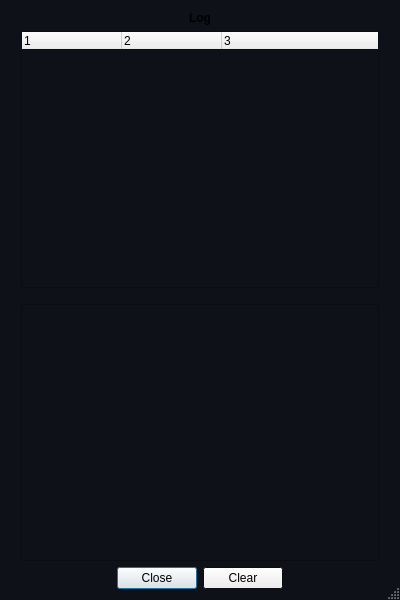
Above: log.ui from mikaelsundell/automator before the change. Below: the same form after it.
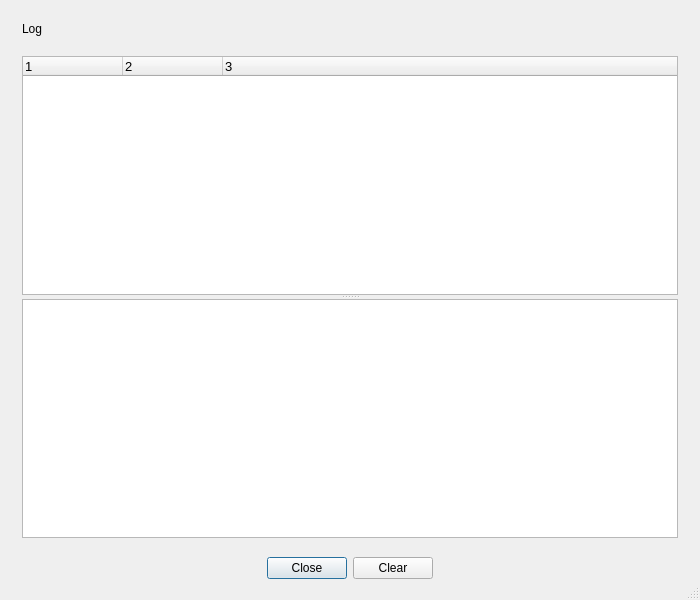
That is the form after the change.

Diff of the .ui file:
```diff
--- a/log.ui
+++ b/log.ui
@@ -9,7 +9,7 @@
    <rect>
     <x>0</x>
     <y>0</y>
-    <width>400</width>
+    <width>700</width>
     <height>600</height>
    </rect>
   </property>
@@ -25,108 +25,94 @@
     <height>600</height>
    </size>
   </property>
-  <property name="palette">
-   <palette>
-    <active>
-     <colorrole role="Base">
-      <brush brushstyle="SolidPattern">
-       <color alpha="255">
-        <red>14</red>
-        <green>17</green>
-        <blue>23</blue>
-       </color>
-      </brush>
-     </colorrole>
-     <colorrole role="Window">
-      <brush brushstyle="SolidPattern">
-       <color alpha="255">
-        <red>14</red>
-        <green>17</green>
-        <blue>23</blue>
-       </color>
-      </brush>
-     </colorrole>
-    </active>
-    <inactive>
-     <colorrole role="Base">
-      <brush brushstyle="SolidPattern">
-       <color alpha="255">
-        <red>14</red>
-        <green>17</green>
-        <blue>23</blue>
-       </color>
-      </brush>
-     </colorrole>
-     <colorrole role="Window">
-      <brush brushstyle="SolidPattern">
-       <color alpha="255">
-        <red>14</red>
-        <green>17</green>
-        <blue>23</blue>
-       </color>
-      </brush>
-     </colorrole>
-    </inactive>
-    <disabled>
-     <colorrole role="Base">
-      <brush brushstyle="SolidPattern">
-       <color alpha="255">
-        <red>14</red>
-        <green>17</green>
-        <blue>23</blue>
-       </color>
-      </brush>
-     </colorrole>
-     <colorrole role="Window">
-      <brush brushstyle="SolidPattern">
-       <color alpha="255">
-        <red>14</red>
-        <green>17</green>
-        <blue>23</blue>
-       </color>
-      </brush>
-     </colorrole>
-    </disabled>
-   </palette>
-  </property>
   <property name="windowTitle">
    <string/>
   </property>
   <property name="sizeGripEnabled">
    <bool>true</bool>
   </property>
-  <layout class="QVBoxLayout" name="verticalLayout_2">
-   <item>
     <layout class="QVBoxLayout" name="verticalLayout">
+   <property name="spacing">
+    <number>0</number>
+   </property>
      <property name="leftMargin">
-      <number>10</number>
-     </property>
+    <number>12</number>
+   </property>
+   <property name="topMargin">
+    <number>12</number>
+   </property>
      <property name="rightMargin">
-      <number>10</number>
-     </property>
+    <number>12</number>
+   </property>
+   <property name="bottomMargin">
+    <number>12</number>
+   </property>
      <item>
-      <widget class="QLabel" name="label_2">
-       <property name="sizePolicy">
-        <sizepolicy hsizetype="Preferred" vsizetype="Preferred">
-         <horstretch>0</horstretch>
-         <verstretch>0</verstretch>
-        </sizepolicy>
-       </property>
-       <property name="font">
-        <font>
-         <bold>true</bold>
-        </font>
-       </property>
+    <widget class="QWidget" name="logBar" native="true">
+     <property name="minimumSize">
+      <size>
+       <width>0</width>
+       <height>0</height>
+      </size>
+     </property>
+     <layout class="QHBoxLayout" name="horizontalLayout">
+      <property name="spacing">
+       <number>0</number>
+      </property>
+      <property name="leftMargin">
+       <number>10</number>
+      </property>
+      <property name="topMargin">
+       <number>10</number>
+      </property>
+      <property name="rightMargin">
+       <number>10</number>
+      </property>
+      <property name="bottomMargin">
+       <number>10</number>
+      </property>
+      <item>
+       <widget class="QLabel" name="label">
        <property name="text">
         <string>Log</string>
        </property>
-       <property name="alignment">
-        <set>Qt::AlignCenter</set>
-       </property>
-      </widget>
-     </item>
+       </widget>
+      </item>
+     </layout>
+    </widget>
+   </item>
      <item>
+    <widget class="QWidget" name="logWidget" native="true">
+     <layout class="QVBoxLayout" name="verticalLayout_2">
+      <property name="spacing">
+       <number>0</number>
+      </property>
+      <property name="leftMargin">
+       <number>10</number>
+      </property>
+      <property name="topMargin">
+       <number>10</number>
+      </property>
+      <property name="rightMargin">
+       <number>10</number>
+      </property>
+      <property name="bottomMargin">
+       <number>10</number>
+      </property>
+      <item>
+       <widget class="QSplitter" name="splitter">
+        <property name="orientation">
+         <enum>Qt::Vertical</enum>
+        </property>
+        <property name="childrenCollapsible">
+         <bool>false</bool>
+        </property>
       <widget class="QTreeWidget" name="items">
+         <property name="font">
+          <font>
+           <pointsize>10</pointsize>
+          </font>
+         </property>
        <property name="columnCount">
         <number>3</number>
        </property>
@@ -149,42 +135,39 @@
         </property>
        </column>
       </widget>
-     </item>
-     <item>
-      <spacer name="verticalSpacer">
-       <property name="orientation">
-        <enum>Qt::Vertical</enum>
-       </property>
-       <property name="sizeType">
-        <enum>QSizePolicy::Fixed</enum>
-       </property>
-       <property name="sizeHint" stdset="0">
-        <size>
-         <width>20</width>
-         <height>10</height>
-        </size>
-       </property>
-      </spacer>
-     </item>
-     <item>
       <widget class="QTextBrowser" name="log">
+         <property name="sizePolicy">
+          <sizepolicy hsizetype="Expanding" vsizetype="Expanding">
+           <horstretch>0</horstretch>
+           <verstretch>0</verstretch>
+          </sizepolicy>
+         </property>
+         <property name="minimumSize">
+          <size>
+           <width>0</width>
+           <height>50</height>
+          </size>
+         </property>
        <property name="font">
         <font>
          <pointsize>10</pointsize>
         </font>
        </property>
       </widget>
-     </item>
-    </layout>
+       </widget>
+      </item>
+     </layout>
+    </widget>
    </item>
    <item>
-    <layout class="QHBoxLayout" name="horizontalLayout_3">
-     <property name="spacing">
-      <number>-1</number>
+    <widget class="QWidget" name="buttonsWidget" native="true">
+     <property name="minimumSize">
+      <size>
+       <width>0</width>
+       <height>0</height>
+      </size>
      </property>
-     <property name="topMargin">
-      <number>0</number>
-     </property>
+     <layout class="QHBoxLayout" name="horizontalLayout_2">
      <item>
       <spacer name="horizontalSpacer_2">
        <property name="orientation">
@@ -192,7 +175,7 @@
        </property>
        <property name="sizeHint" stdset="0">
         <size>
-         <width>40</width>
+          <width>239</width>
          <height>20</height>
         </size>
        </property>
@@ -219,13 +202,14 @@
        </property>
        <property name="sizeHint" stdset="0">
         <size>
-         <width>40</width>
+          <width>239</width>
          <height>20</height>
         </size>
        </property>
       </spacer>
      </item>
     </layout>
+    </widget>
    </item>
   </layout>
  </widget>
```
Left out of the diff: 2 changed lines with no effect on the pictures. Lines whose indentation alone changed are shown as unchanged.
